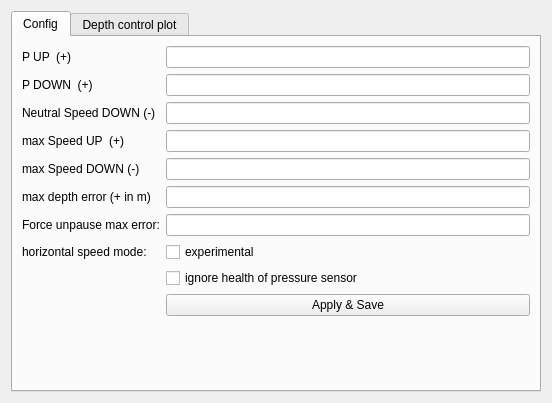
Before: the Qt Designer form Hanse/Module_ThrusterControlLoop/tcl_form.ui in iti-luebeck/HANSE2011, drawn with Qt 5.
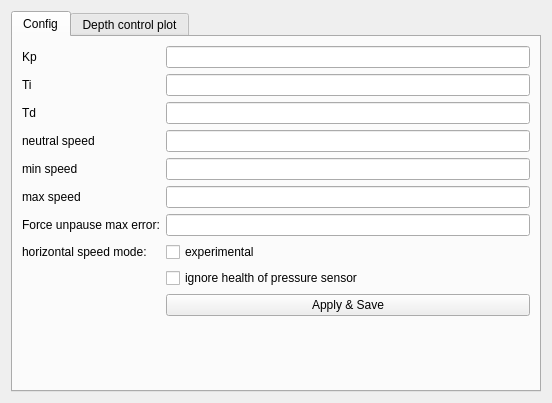
After: the same form once the commit is applied.

```diff
--- a/Hanse/Module_ThrusterControlLoop/tcl_form.ui
+++ b/Hanse/Module_ThrusterControlLoop/tcl_form.ui
@@ -27,7 +27,7 @@
        <item row="0" column="0">
         <widget class="QLabel" name="label">
          <property name="text">
-          <string>P UP  (+)</string>
+          <string>Kp</string>
          </property>
         </widget>
        </item>
@@ -37,7 +37,7 @@
        <item row="1" column="0">
         <widget class="QLabel" name="label_2">
          <property name="text">
-          <string>P DOWN  (+)</string>
+          <string>Ti</string>
          </property>
         </widget>
        </item>
@@ -47,7 +47,7 @@
        <item row="2" column="0">
         <widget class="QLabel" name="label_3">
          <property name="text">
-          <string>Neutral Speed DOWN (-)</string>
+          <string>Td</string>
          </property>
         </widget>
        </item>
@@ -57,7 +57,7 @@
        <item row="3" column="0">
         <widget class="QLabel" name="label_4">
          <property name="text">
-          <string>max Speed UP  (+)</string>
+          <string>neutral speed</string>
          </property>
         </widget>
        </item>
@@ -67,7 +67,7 @@
        <item row="4" column="0">
         <widget class="QLabel" name="label_5">
          <property name="text">
-          <string>max Speed DOWN (-)</string>
+          <string>min speed</string>
          </property>
         </widget>
        </item>
@@ -77,7 +77,7 @@
        <item row="5" column="0">
         <widget class="QLabel" name="label_7">
          <property name="text">
-          <string>max depth error (+ in m)</string>
+          <string>max speed</string>
          </property>
         </widget>
        </item>
```
Left out of the diff: 12 changed lines with no effect on the pictures.
